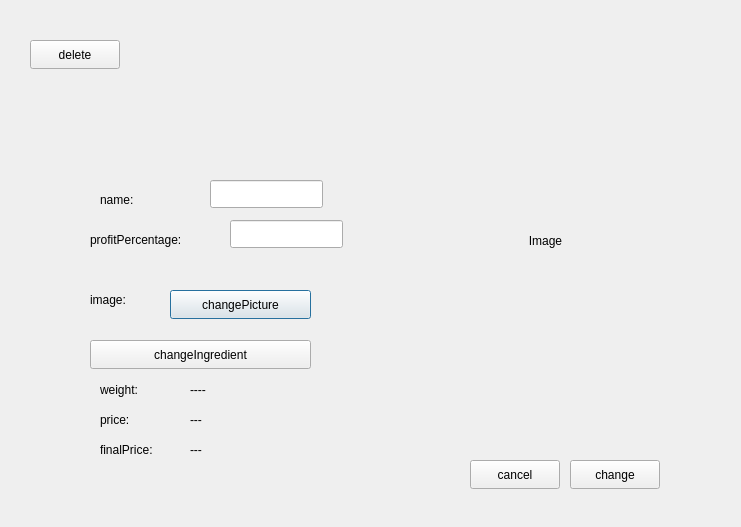
The window that CakeManager/src/ui/CakeCard/cakecardsetting.ui (mohammad23-c/CakeManager) describes before a commit, drawn with Qt 5.
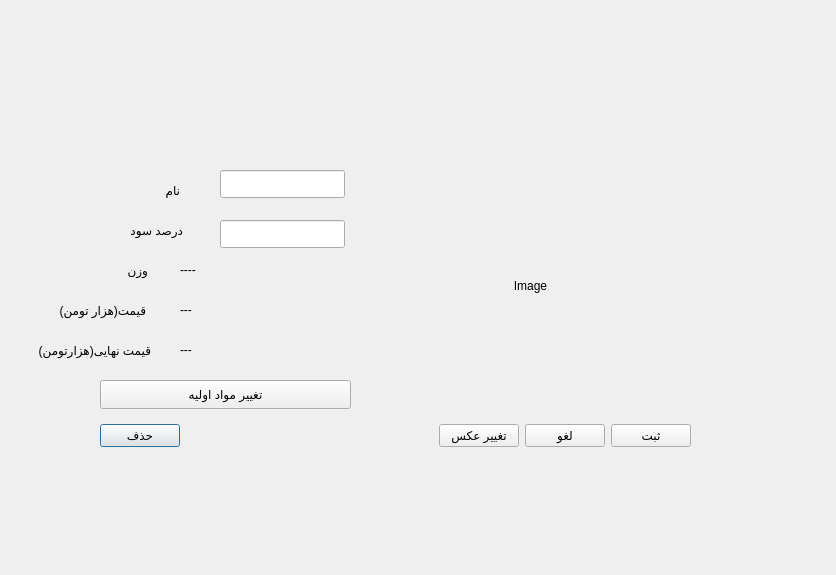
The same window after the commit.

What changed in the file:
```diff
--- a/CakeManager/src/ui/CakeCard/cakecardsetting.ui
+++ b/CakeManager/src/ui/CakeCard/cakecardsetting.ui
@@ -6,8 +6,8 @@
    <rect>
     <x>0</x>
     <y>0</y>
-    <width>741</width>
-    <height>527</height>
+    <width>836</width>
+    <height>575</height>
    </rect>
   </property>
   <property name="windowTitle">
@@ -16,49 +16,36 @@
   <widget class="QLabel" name="label">
    <property name="geometry">
     <rect>
-     <x>100</x>
-     <y>190</y>
-     <width>63</width>
+     <x>140</x>
+     <y>180</y>
+     <width>40</width>
      <height>20</height>
     </rect>
    </property>
    <property name="text">
-    <string>name:</string>
+    <string>نام</string>
    </property>
   </widget>
   <widget class="QLabel" name="label_2">
    <property name="geometry">
     <rect>
-     <x>90</x>
-     <y>230</y>
-     <width>171</width>
+     <x>70</x>
+     <y>220</y>
+     <width>113</width>
      <height>20</height>
     </rect>
    </property>
    <property name="text">
-    <string>profitPercentage:</string>
-   </property>
-  </widget>
-  <widget class="QLabel" name="label_3">
-   <property name="geometry">
-    <rect>
-     <x>90</x>
-     <y>290</y>
-     <width>63</width>
-     <height>20</height>
-    </rect>
-   </property>
-   <property name="text">
-    <string>image:</string>
+    <string>درصد سود</string>
    </property>
   </widget>
   <widget class="QLabel" name="Image">
    <property name="geometry">
     <rect>
      <x>370</x>
-     <y>70</y>
-     <width>351</width>
-     <height>341</height>
+     <y>170</y>
+     <width>321</width>
+     <height>231</height>
     </rect>
    </property>
    <property name="text">
@@ -68,38 +55,12 @@
     <set>Qt::AlignmentFlag::AlignCenter</set>
    </property>
   </widget>
-  <widget class="QPushButton" name="changePicBtn">
-   <property name="geometry">
-    <rect>
-     <x>170</x>
-     <y>290</y>
-     <width>141</width>
-     <height>29</height>
-    </rect>
-   </property>
-   <property name="text">
-    <string>changePicture</string>
-   </property>
-  </widget>
-  <widget class="QPushButton" name="changeIngreditenBtn">
-   <property name="geometry">
-    <rect>
-     <x>90</x>
-     <y>340</y>
-     <width>221</width>
-     <height>29</height>
-    </rect>
-   </property>
-   <property name="text">
-    <string>changeIngredient</string>
-   </property>
-  </widget>
   <widget class="QLineEdit" name="lineEditName">
    <property name="geometry">
     <rect>
-     <x>210</x>
-     <y>180</y>
-     <width>113</width>
+     <x>220</x>
+     <y>170</y>
+     <width>125</width>
      <height>28</height>
     </rect>
    </property>
@@ -107,58 +68,19 @@
   <widget class="QLineEdit" name="lineEditProfit">
    <property name="geometry">
     <rect>
-     <x>230</x>
+     <x>220</x>
      <y>220</y>
-     <width>113</width>
+     <width>125</width>
      <height>28</height>
     </rect>
    </property>
   </widget>
-  <widget class="QPushButton" name="changeBtn">
-   <property name="geometry">
-    <rect>
-     <x>570</x>
-     <y>460</y>
-     <width>90</width>
-     <height>29</height>
-    </rect>
-   </property>
-   <property name="text">
-    <string>change</string>
-   </property>
-  </widget>
-  <widget class="QPushButton" name="cancelBtn">
-   <property name="geometry">
-    <rect>
-     <x>470</x>
-     <y>460</y>
-     <width>90</width>
-     <height>29</height>
-    </rect>
-   </property>
-   <property name="text">
-    <string>cancel</string>
-   </property>
-  </widget>
-  <widget class="QPushButton" name="deleteBtn">
-   <property name="geometry">
-    <rect>
-     <x>30</x>
-     <y>40</y>
-     <width>90</width>
-     <height>29</height>
-    </rect>
-   </property>
-   <property name="text">
-    <string>delete</string>
-   </property>
-  </widget>
   <widget class="QLabel" name="weight">
    <property name="geometry">
     <rect>
-     <x>190</x>
-     <y>380</y>
-     <width>63</width>
+     <x>180</x>
+     <y>260</y>
+     <width>161</width>
      <height>20</height>
     </rect>
    </property>
@@ -170,47 +92,47 @@
    <property name="geometry">
     <rect>
      <x>100</x>
-     <y>380</y>
-     <width>63</width>
+     <y>260</y>
+     <width>48</width>
      <height>20</height>
     </rect>
    </property>
    <property name="text">
-    <string>weight:</string>
+    <string>وزن</string>
    </property>
   </widget>
   <widget class="QLabel" name="label_4">
    <property name="geometry">
     <rect>
-     <x>100</x>
-     <y>410</y>
-     <width>63</width>
+     <x>15</x>
+     <y>300</y>
+     <width>131</width>
      <height>20</height>
     </rect>
    </property>
    <property name="text">
-    <string>price:</string>
+    <string>قیمت(هزار تومن)</string>
    </property>
   </widget>
   <widget class="QLabel" name="label_6">
    <property name="geometry">
     <rect>
-     <x>100</x>
-     <y>440</y>
-     <width>91</width>
+     <x>10</x>
+     <y>340</y>
+     <width>141</width>
      <height>20</height>
     </rect>
    </property>
    <property name="text">
-    <string>finalPrice:</string>
+    <string>قیمت نهایی(هزارتومن)</string>
    </property>
   </widget>
   <widget class="QLabel" name="Price">
    <property name="geometry">
     <rect>
-     <x>190</x>
-     <y>410</y>
-     <width>63</width>
+     <x>180</x>
+     <y>300</y>
+     <width>161</width>
      <height>20</height>
     </rect>
    </property>
@@ -221,9 +143,9 @@
   <widget class="QLabel" name="finalPrice">
    <property name="geometry">
     <rect>
-     <x>190</x>
-     <y>440</y>
-     <width>63</width>
+     <x>180</x>
+     <y>340</y>
+     <width>161</width>
      <height>20</height>
     </rect>
    </property>
@@ -231,6 +153,72 @@
     <string>---</string>
    </property>
   </widget>
+  <widget class="QWidget" name="layoutWidget">
+   <property name="geometry">
+    <rect>
+     <x>100</x>
+     <y>420</y>
+     <width>591</width>
+     <height>31</height>
+    </rect>
+   </property>
+   <layout class="QHBoxLayout" name="horizontalLayout_3">
+    <item>
+     <widget class="QPushButton" name="deleteBtn">
+      <property name="text">
+       <string>حذف</string>
+      </property>
+     </widget>
+    </item>
+    <item>
+     <spacer name="horizontalSpacer_2">
+      <property name="orientation">
+       <enum>Qt::Orientation::Horizontal</enum>
+      </property>
+      <property name="sizeHint" stdset="0">
+       <size>
+        <width>40</width>
+        <height>20</height>
+       </size>
+      </property>
+     </spacer>
+    </item>
+    <item>
+     <widget class="QPushButton" name="changePicBtn">
+      <property name="text">
+       <string>تغییر عکس</string>
+      </property>
+     </widget>
+    </item>
+    <item>
+     <widget class="QPushButton" name="cancelBtn">
+      <property name="text">
+       <string>لغو</string>
+      </property>
+     </widget>
+    </item>
+    <item>
+     <widget class="QPushButton" name="changeBtn">
+      <property name="text">
+       <string>ثبت</string>
+      </property>
+     </widget>
+    </item>
+   </layout>
+  </widget>
+  <widget class="QPushButton" name="changeIngreditenBtn">
+   <property name="geometry">
+    <rect>
+     <x>100</x>
+     <y>380</y>
+     <width>251</width>
+     <height>29</height>
+    </rect>
+   </property>
+   <property name="text">
+    <string>تغییر مواد اولیه</string>
+   </property>
+  </widget>
  </widget>
  <resources/>
  <connections/>
```
